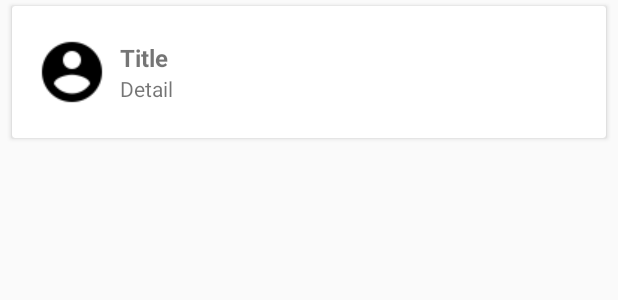
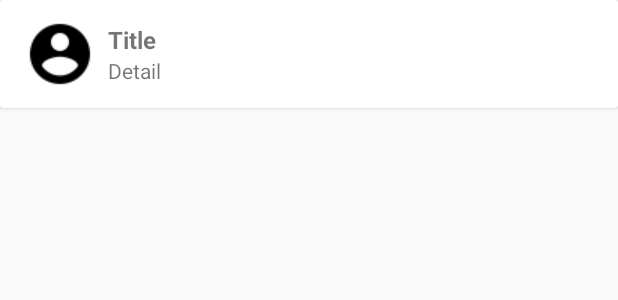
Before and after one commit to alexsemagin/My-App2, an Android app: the layout item_card.xml on its own in the app's theme, with its tools: preview values and no code run, on a phone screen of 412 x 824 dp. Shown: the top 300 px of the screen. Run offline under Robolectric (Android 15) with nearby library versions, the phone set to English and light mode, and no system bars.

Commit message:
Apply material design to cardview

```diff
--- /dev/null
+++ b/app/src/main/java/com/example/robot/myapp2/ui/test_task/SpacesItemDecoration.java
@@ -0,0 +1,22 @@
+package com.example.robot.myapp2.ui.test_task;
+
+import android.graphics.Rect;
+import android.support.v7.widget.RecyclerView;
+import android.view.View;
+
+/**
+ * Created by semaal on 23.03.2017.
+ */
+
+public class SpacesItemDecoration extends RecyclerView.ItemDecoration{
+    private int space;
+
+    public SpacesItemDecoration(int space){
+        this.space = space;
+    }
+
+    @Override
+    public void getItemOffsets(Rect outRect, View view, RecyclerView parent, RecyclerView.State state){
+        outRect.bottom = space;
+    }
+}
--- a/app/src/main/java/com/example/robot/myapp2/ui/test_task/TitlesFragment.java
+++ b/app/src/main/java/com/example/robot/myapp2/ui/test_task/TitlesFragment.java
@@ -44,6 +44,7 @@ public class TitlesFragment extends Fragment implements RecyclerAdapter.OnItemSe
     public void onViewCreated(View view, @Nullable Bundle savedInstanceState) {
         super.onViewCreated(view, savedInstanceState);
         recyclerView.setLayoutManager(new LinearLayoutManager(getContext()));
+        recyclerView.addItemDecoration(new SpacesItemDecoration(1));
         recyclerView.setAdapter(rAdapter);
         toolbar = (Toolbar) getActivity().findViewById(R.id.toolbar);
         toolbar.setTitle(R.string.app_name);
--- a/app/src/main/res/layout/item_card.xml
+++ b/app/src/main/res/layout/item_card.xml
@@ -2,62 +2,62 @@
 <android.support.v7.widget.CardView
     xmlns:android="http://schemas.android.com/apk/res/android"
     xmlns:app="http://schemas.android.com/apk/res-auto"
-    xmlns:card_view="http://schemas.android.com/tools"
     android:layout_width="match_parent"
     android:layout_height="wrap_content"
-    android:id="@+id/card"
-    android:layout_marginTop="4dp"
-    android:layout_marginLeft="8dp"
-    android:layout_marginRight="8dp"
-    card_view:cardCornerRadius="2dp">
+    android:id="@+id/card">
 
     <RelativeLayout
         android:id="@+id/card_content"
         android:layout_width="match_parent"
         android:layout_height="72dp"
-        android:layout_marginTop="8dp"
-        android:layout_marginBottom="8dp"
-        android:orientation="vertical">
+        android:paddingLeft="16dp"
+        android:paddingRight="16dp"
+        android:paddingTop="8dp"
+        android:paddingBottom="8dp"
+        android:orientation="vertical"
+        android:gravity="center">
 
-        <TextView
-            android:id="@+id/item_title"
-            android:layout_width="wrap_content"
-            android:layout_height="wrap_content"
-            android:textStyle="bold"
-            android:text="Title"
-            android:layout_alignParentTop="true"
-            android:layout_alignParentLeft="true"
-            android:layout_alignParentStart="true"
-            android:layout_marginLeft="72dp"
-            android:layout_marginStart="72dp"
-            android:layout_marginRight="16dp"
-            android:layout_marginTop="15dp"
-            android:layout_marginBottom="15dp"
-            android:textSize="16sp" />
+        <RelativeLayout
+            android:layout_width="match_parent"
+            android:layout_height="wrap_content" >
 
-        <TextView
-            android:id="@+id/item_detail"
-            android:layout_width="wrap_content"
-            android:layout_height="wrap_content"
-            android:text="Detail"
-            android:textSize="14sp"
-            android:layout_alignParentBottom="true"
-            android:layout_alignLeft="@+id/item_title"
-            android:layout_alignStart="@+id/item_title"
-            android:layout_marginTop="15dp"
-            android:layout_marginBottom="15dp" />
+            <ImageView
+                android:layout_width="wrap_content"
+                android:layout_height="wrap_content"
+                app:srcCompat="@drawable/ic_account_circle_black_24dp"
+                android:layout_centerVertical="true"
+                android:id="@+id/imageView" />
 
-        <ImageView
-            android:layout_width="wrap_content"
-            android:layout_height="wrap_content"
-            app:srcCompat="@drawable/ic_account_circle_black_24dp"
-            android:layout_marginTop="8dp"
-            android:layout_marginLeft="16dp"
-            android:layout_centerVertical="true"
-            android:layout_alignParentLeft="true"
-            android:layout_alignParentStart="true"
-            android:id="@+id/imageView" />
+            <LinearLayout
+                android:paddingLeft="8dp"
+                android:orientation="vertical"
+                android:layout_width="match_parent"
+                android:layout_height="wrap_content"
+                android:layout_centerVertical="true"
+                android:layout_toRightOf="@+id/imageView"
+                android:layout_toEndOf="@+id/imageView"
+                android:gravity="center">
 
+                <TextView
+                    android:id="@+id/item_title"
+                    android:layout_width="match_parent"
+                    android:layout_height="wrap_content"
+                    android:textStyle="bold"
+                    android:text="Title"
+                    android:layout_weight="1"
+                    android:textSize="16sp" />
+
+                <TextView
+                    android:id="@+id/item_detail"
+                    android:layout_width="match_parent"
+                    android:layout_height="wrap_content"
+                    android:text="Detail"
+                    android:layout_weight="1"
+                    android:textSize="14sp"/>
+
+            </LinearLayout>
+
+        </RelativeLayout>
 
     </RelativeLayout>
 
```
